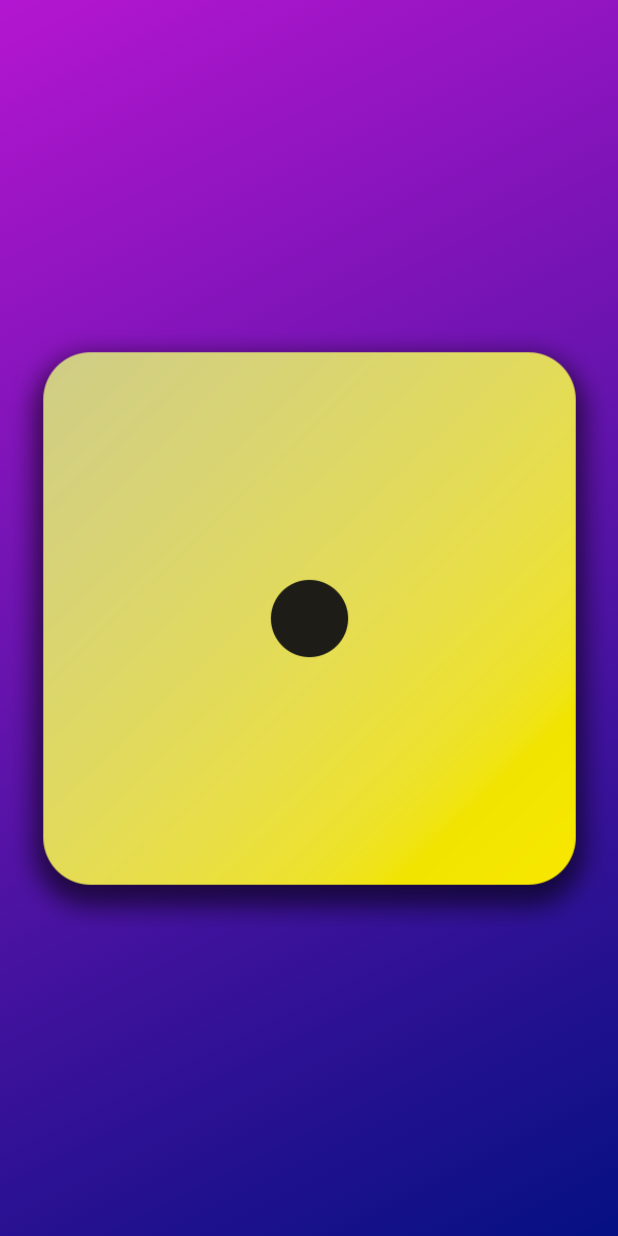
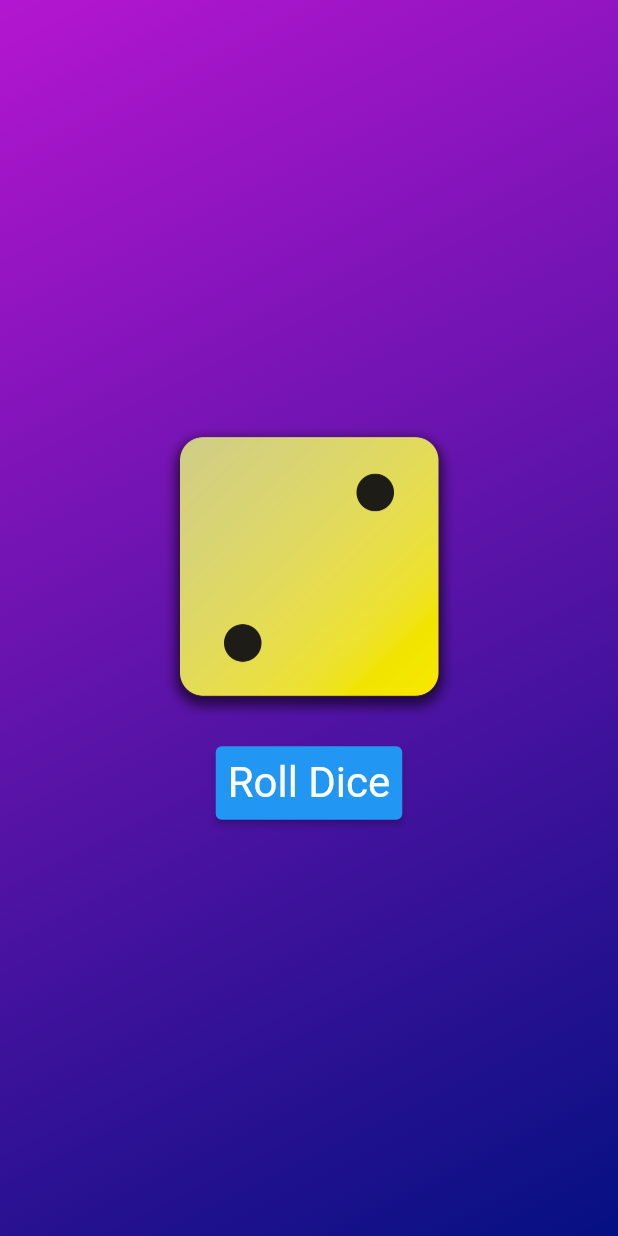
Before and after one commit to nemattullah/flutterdev, a Flutter app: the screen it shows after launch, on a phone screen of 412 x 824 dp. Run offline on Flutter 3.47's test engine with Material 2 defaults, Android fonts, the phone set to English and light mode, and no system bars.

Commit message:
1) Adding and Styling Button 2)Stateful Widget 3)Generation Random Numbers

```diff
--- /dev/null
+++ b/lib/dice_roller.dart
@@ -0,0 +1,45 @@
+import 'dart:math';
+
+import 'package:flutter/material.dart';
+
+final randomiser = Random();
+
+class DiceRoller extends StatefulWidget {
+  const DiceRoller({super.key});
+
+  @override
+  State<StatefulWidget> createState() {
+    return _DiceRollerState();
+  }
+}
+
+class _DiceRollerState extends State<DiceRoller> {
+  // var activeDiceImage = "assets/images/dice-1.png";
+  var currentDiceRoll = 2;
+
+  void rollDice() {
+    setState(() {
+      currentDiceRoll = randomiser.nextInt(6) + 1;
+    });
+  }
+
+  @override
+  Widget build(BuildContext context) {
+    return Column(mainAxisSize: MainAxisSize.min, children: [
+      Image.asset(
+        "assets/images/dice-$currentDiceRoll.png",
+        width: 200,
+      ),
+      const SizedBox(
+        height: 20.0,
+      ),
+      ElevatedButton(
+          onPressed: rollDice,
+          style: TextButton.styleFrom(
+              padding: const EdgeInsets.all(8.0),
+              foregroundColor: Colors.white,
+              textStyle: const TextStyle(fontSize: 28)),
+          child: const Text("Roll Dice"))
+    ]);
+  }
+}
--- a/lib/gradient_container.dart
+++ b/lib/gradient_container.dart
@@ -1,4 +1,5 @@
 import 'package:flutter/material.dart';
+import 'package:flutterdev/dice_roller.dart';
 import 'package:flutterdev/styled_text.dart';
 
 var startAlignment = Alignment.topLeft;
@@ -27,9 +28,9 @@ class GradientContainer extends StatelessWidget {
           end: endAlignment,
         ),
       ),
-      child: Center(
+      child: const Center(
         // child: StyledText(" Hello Nemat Bro !!"),
-        child: Image.asset("assets/images/dice-1.png"),
+        child: DiceRoller(),
       ),
     );
   }
```
